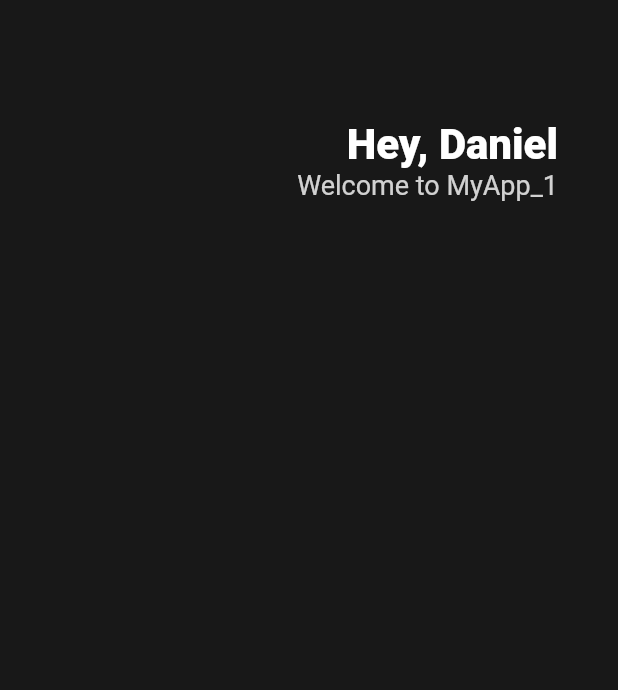
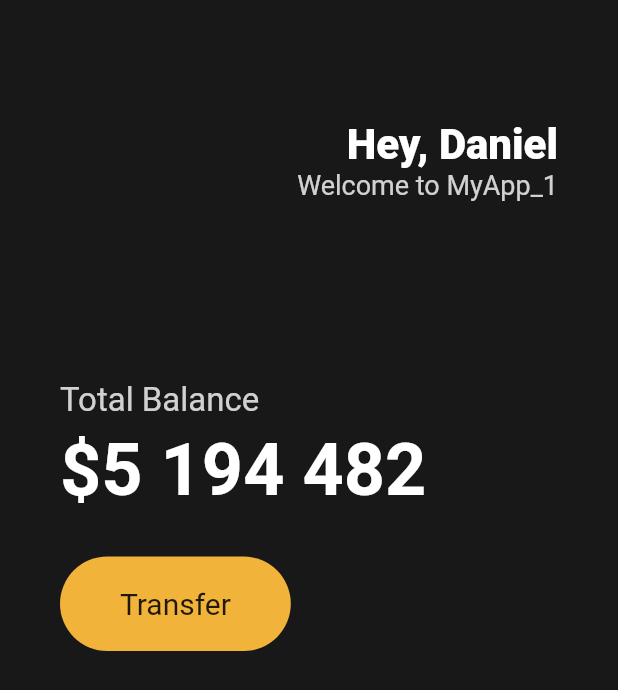
Before and after one commit to bladnoch/Flutter_App_UI, a Flutter app: the screen it shows after launch, on a phone screen of 412 x 824 dp. Shown: the top 690 px of the screen. Run offline on Flutter 3.47's test engine with Material 2 defaults, Android fonts, the phone set to English and light mode, and no system bars.

Commit message:
add button, and total balance

```diff
--- a/lib/main.dart
+++ b/lib/main.dart
@@ -30,14 +30,15 @@ class App extends StatelessWidget{ // StatelessWidget: 무언가를 화면에
               horizontal: 40, //패팅
             ),
             child: Column(
-            children: [
+              crossAxisAlignment: CrossAxisAlignment.start,
+              children: [
               SizedBox( //박스를 만들어줌
-                height: 80, //위를 기준으로 위치
+                height: 80, //맨 위에서 텍스트 바로 위 까지의 거리
               ),
               Row(
                 mainAxisAlignment: MainAxisAlignment.end, //텍스트 위치 오른쪽 정렬
                 children: [
-                  Column(
+                  Column( //Hey, Daniel과 Welcome to 를 나눠주는 콜럼
                     crossAxisAlignment: CrossAxisAlignment.end, //텍스트간 위치 오른쪽 정렬
                     children: [
                       Text("Hey, Daniel", //텍스트 스타일
@@ -54,7 +55,51 @@ class App extends StatelessWidget{ // StatelessWidget: 무언가를 화면에
                       ),
                     ],),
                 ],
-              )
+              ),
+              SizedBox( //box for "total balance"
+                height: 120,
+              ),
+              Text("Total Balance",
+                style: TextStyle(
+                  fontSize: 22,
+                  color: Colors.white.withOpacity(0.8),
+                ),
+              ),
+              SizedBox( //box for "Balance"
+                height: 5,
+              ),
+              Text("\$5 194 482",
+                style: TextStyle(
+                  fontSize: 48,
+                  fontWeight: FontWeight.w600,
+                  color: Colors.white,
+                ),
+              ),
+              SizedBox( // for two buttons under balance
+                height: 30,
+              ),
+                Row( //row for two buttons next each other
+                  children: [
+                    Container(
+                      decoration: BoxDecoration(
+                        color: Color(0xfff2b33a),
+                        borderRadius: BorderRadius.circular(45) //side
+                      ),
+                      child: Padding(
+                        padding: EdgeInsets.symmetric(
+                          vertical: 20,
+                          horizontal: 40,
+                        ),
+                        child: Text("Transfer",
+                          style: TextStyle(
+                            fontSize: 20,
+                          ),
+                        ),
+                      ),
+                    ),
+
+                  ],
+                )
             ],
           ),
           ),
```
